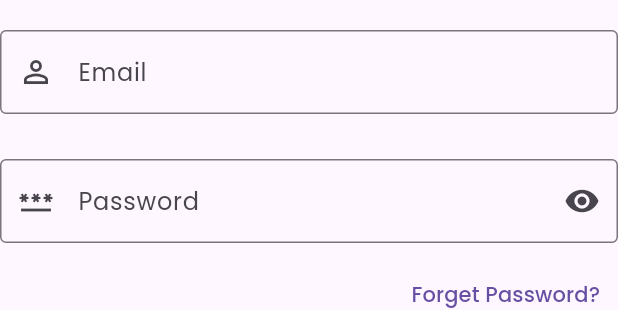
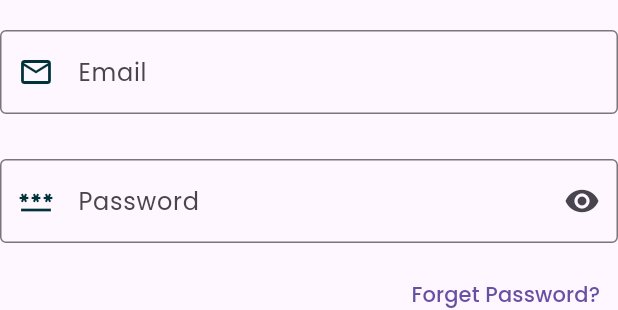
Before and after one commit to salmamuzam/AaliyahsCollectionStore, a Flutter app: the LoginForm widget shown alone on an empty page, opened directly, on a phone screen of 412 x 824 dp. Shown: the top 310 px of the screen. Run offline on Flutter 3.47's test engine with Material 3 defaults, Android fonts, the phone set to English and light mode, and no system bars; our stand-ins replace google_fonts.

Commit message:
Designed a Responsive Sign Up Screen + Refactored Code

```diff
--- a/lib/main.dart
+++ b/lib/main.dart
@@ -1,20 +1,20 @@
-import 'package:aaliyahs_collection_estore/src/features/authentication/screens/login/login_screen.dart';
+import 'package:aaliyahs_collection_estore/src/features/authentication/screens/signup/signup_screen.dart';
 import 'package:aaliyahs_collection_estore/src/utils/theme/theme.dart';
 import 'package:flutter/material.dart';
 import 'package:google_fonts/google_fonts.dart';
 
 void main() {
-  runApp(const MyApp());
+  runApp(const AaliyahApp());
 }
 
-class MyApp extends StatelessWidget {
-  const MyApp({super.key});
+class AaliyahApp extends StatelessWidget {
+  const AaliyahApp({super.key});
 
   // This widget is the root of your application.
   @override
   Widget build(BuildContext context) {
     return MaterialApp(
-      title: 'Flutter Demo',
+      title: 'Aaliyah\'s Collection',
       debugShowCheckedModeBanner: false,
       themeMode: ThemeMode.system,
       theme: AaliyahAppTheme.lightTheme.copyWith(
@@ -27,7 +27,7 @@ class MyApp extends StatelessWidget {
           AaliyahAppTheme.darkTheme.textTheme,
         ),
       ),
-      home: LoginScreen(),
+      home: SignupScreen(),
     );
   }
 }
--- a/lib/src/constants/colors.dart
+++ b/lib/src/constants/colors.dart
@@ -5,5 +5,6 @@ import 'package:flutter/material.dart';
 const AaliyahPrimaryColor = Color(0xFF023239);
 const AaliyahSecondaryColor = Color(0xFFEEC9AF);
 
+
 const AaliyahLightColor = Color(0xFFF5F5F5);
 const AaliyahDarkColor = Color(0xFF121212);
--- a/lib/src/features/authentication/screens/login/login_screen.dart
+++ b/lib/src/features/authentication/screens/login/login_screen.dart
@@ -1,7 +1,7 @@
 import 'package:aaliyahs_collection_estore/src/constants/sizes.dart';
-import 'package:aaliyahs_collection_estore/src/features/authentication/screens/login/login_footer_widget.dart';
-import 'package:aaliyahs_collection_estore/src/features/authentication/screens/login/login_form_widget.dart';
-import 'package:aaliyahs_collection_estore/src/features/authentication/screens/login/login_header_widget.dart';
+import 'package:aaliyahs_collection_estore/src/features/authentication/screens/login/widgets/login_footer_widget.dart';
+import 'package:aaliyahs_collection_estore/src/features/authentication/screens/login/widgets/login_form_widget.dart';
+import 'package:aaliyahs_collection_estore/src/features/authentication/screens/login/widgets/login_header_widget.dart';
 import 'package:flutter/material.dart';
 
 class LoginScreen extends StatelessWidget {
--- a/lib/src/features/authentication/screens/login/login_form_widget.dart
+++ b/lib/src/features/authentication/screens/login/widgets/login_form_widget.dart
@@ -15,7 +15,7 @@ class LoginForm extends StatelessWidget {
           children: [
             TextFormField(
               decoration: const InputDecoration(
-                prefixIcon: Icon(Icons.person_outline_outlined),
+                prefixIcon: Icon(Icons.email_outlined),
                 labelText: AaliyahEmail,
                 hintText: AaliyahEmail,
                 border: OutlineInputBorder(),
--- a/lib/src/utils/theme/theme.dart
+++ b/lib/src/utils/theme/theme.dart
@@ -1,5 +1,6 @@
 import 'package:aaliyahs_collection_estore/src/utils/theme/widget_themes/elevated_button_theme.dart';
 import 'package:aaliyahs_collection_estore/src/utils/theme/widget_themes/outlined_button_theme.dart';
+import 'package:aaliyahs_collection_estore/src/utils/theme/widget_themes/text_field_theme.dart';
 import 'package:aaliyahs_collection_estore/src/utils/theme/widget_themes/text_theme.dart';
 import 'package:flutter/material.dart';
 
@@ -12,6 +13,7 @@ class AaliyahAppTheme {
     textTheme: AaliyahTextTheme.lightTextTheme,
     outlinedButtonTheme: AaliyahOutlinedButtonTheme.lightOutlinedButtonTheme,
     elevatedButtonTheme: AaliyahElevatedButtonTheme.lightElevatedButtonTheme,
+    inputDecorationTheme: AaliyahTextFormFieldTheme.lightInputDecorationTheme,
   );
 
   static ThemeData darkTheme = ThemeData(
@@ -19,5 +21,6 @@ class AaliyahAppTheme {
     textTheme: AaliyahTextTheme.darkTextTheme,
     outlinedButtonTheme: AaliyahOutlinedButtonTheme.darkOutlinedButtonTheme,
     elevatedButtonTheme: AaliyahElevatedButtonTheme.darkElevatedButtonTheme,
+    inputDecorationTheme: AaliyahTextFormFieldTheme.darkInputDecorationTheme,
   );
 }
--- /dev/null
+++ b/lib/src/utils/theme/widget_themes/text_field_theme.dart
@@ -0,0 +1,28 @@
+import 'package:aaliyahs_collection_estore/src/constants/colors.dart';
+import 'package:flutter/material.dart';
+
+// Light and Dark Text Theme
+
+class AaliyahTextFormFieldTheme {
+  AaliyahTextFormFieldTheme._();
+
+  static InputDecorationTheme lightInputDecorationTheme =
+      const InputDecorationTheme(
+        border: OutlineInputBorder(),
+        prefixIconColor: AaliyahPrimaryColor,
+        floatingLabelStyle: TextStyle(color: AaliyahPrimaryColor),
+        focusedBorder: OutlineInputBorder(
+          borderSide: BorderSide(width: 2, color: AaliyahPrimaryColor),
+        ),
+      );
+
+  static InputDecorationTheme darkInputDecorationTheme =
+      const InputDecorationTheme(
+        border: OutlineInputBorder(),
+        prefixIconColor: AaliyahSecondaryColor,
+        floatingLabelStyle: TextStyle(color: AaliyahSecondaryColor),
+        focusedBorder: OutlineInputBorder(
+          borderSide: BorderSide(width: 2, color: AaliyahSecondaryColor),
+        ),
+      );
+}
```
Also changed, not shown: lib/src/common_widgets/form/form_header_widget.dart (added, +29 -0 lines), lib/src/constants/text_strings.dart (+7 -0 lines), lib/src/features/authentication/screens/signup/signup_screen.dart (+37 -0 lines), lib/src/features/authentication/screens/signup/widgets/signup_footer_widget.dart (added, +24 -0 lines), lib/src/features/authentication/screens/signup/widgets/signup_form_widget.dart (added, +57 -0 lines), lib/src/features/authentication/screens/login/widgets/login_footer_widget.dart (renamed from lib/src/features/authentication/screens/login/login_footer_widget.dart), lib/src/features/authentication/screens/login/widgets/login_header_widget.dart (renamed from lib/src/features/authentication/screens/login/login_header_widget.dart), 1 other file.
